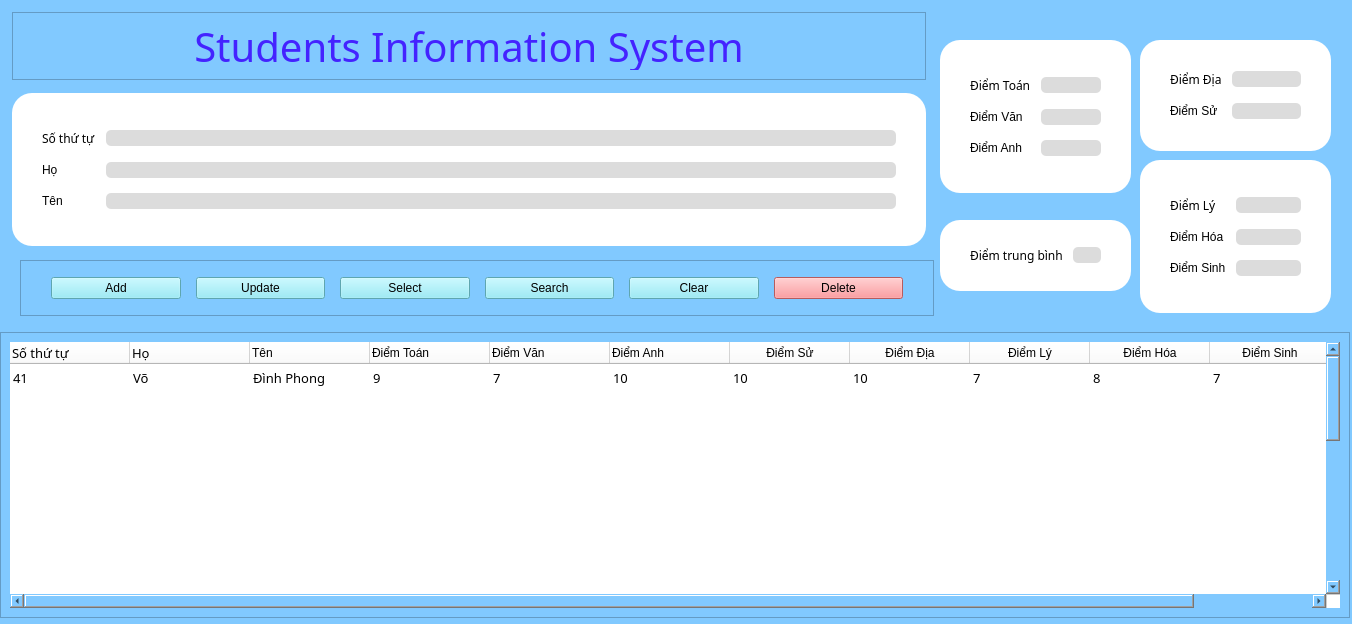
Qt form TL-C4K-PTA02/Cuoi_Khoa_Python/main-tc.ui (DinhPhongNe/Python-course) before a commit.
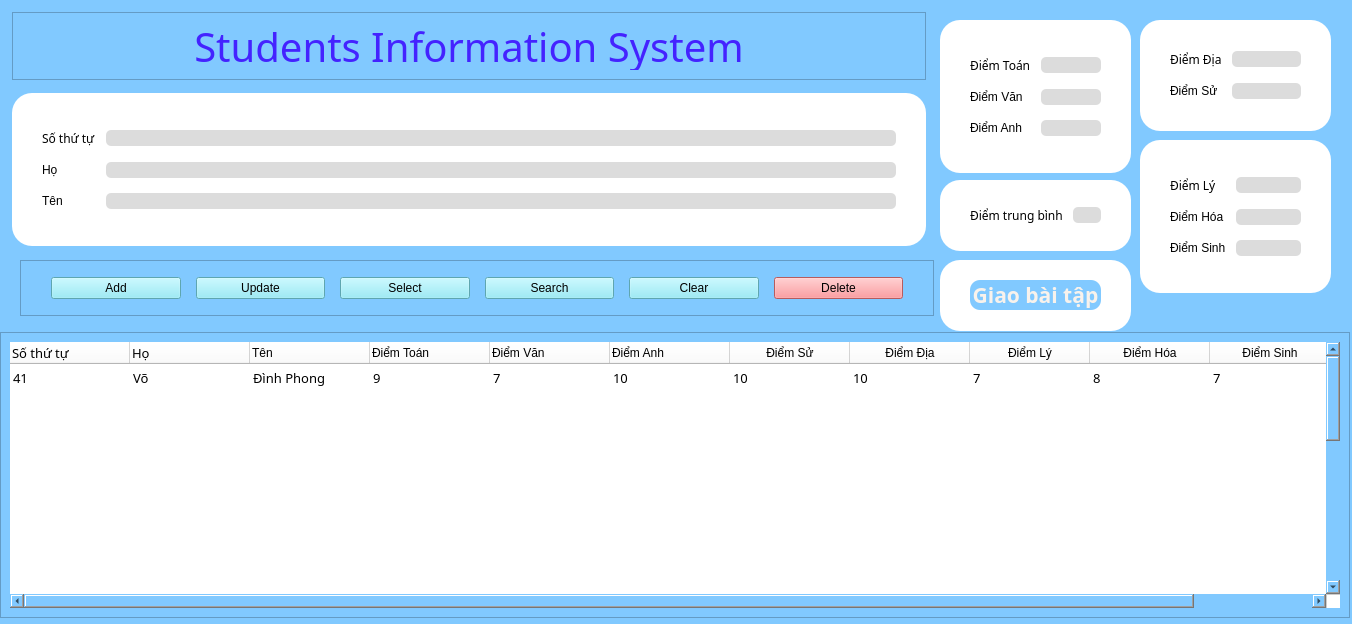
The same form after that commit. Icons and pictures are not drawn.

The edit to the form file:
```diff
--- a/TL-C4K-PTA02/Cuoi_Khoa_Python/main-tc.ui
+++ b/TL-C4K-PTA02/Cuoi_Khoa_Python/main-tc.ui
@@ -698,7 +698,7 @@
     <property name="geometry">
      <rect>
       <x>940</x>
-      <y>40</y>
+      <y>20</y>
       <width>191</width>
       <height>153</height>
      </rect>
@@ -816,7 +816,7 @@
     <property name="geometry">
      <rect>
       <x>1140</x>
-      <y>40</y>
+      <y>20</y>
       <width>191</width>
       <height>111</height>
      </rect>
@@ -912,7 +912,7 @@
     <property name="geometry">
      <rect>
       <x>1140</x>
-      <y>160</y>
+      <y>140</y>
       <width>191</width>
       <height>153</height>
      </rect>
@@ -1027,7 +1027,7 @@
     <property name="geometry">
      <rect>
       <x>940</x>
-      <y>220</y>
+      <y>180</y>
       <width>191</width>
       <height>71</height>
      </rect>
@@ -1116,6 +1116,71 @@
      <enum>QFrame::Raised</enum>
     </property>
    </widget>
+   <widget class="QFrame" name="info_frame_6">
+    <property name="geometry">
+     <rect>
+      <x>940</x>
+      <y>260</y>
+      <width>191</width>
+      <height>71</height>
+     </rect>
+    </property>
+    <property name="styleSheet">
+     <string notr="true">background-color: rgb(255,255,255);
+border-radius: 20px;</string>
+    </property>
+    <property name="frameShape">
+     <enum>QFrame::StyledPanel</enum>
+    </property>
+    <property name="frameShadow">
+     <enum>QFrame::Raised</enum>
+    </property>
+    <layout class="QGridLayout" name="gridLayout_29">
+     <property name="leftMargin">
+      <number>30</number>
+     </property>
+     <property name="topMargin">
+      <number>20</number>
+     </property>
+     <property name="rightMargin">
+      <number>30</number>
+     </property>
+     <property name="bottomMargin">
+      <number>20</number>
+     </property>
+     <property name="horizontalSpacing">
+      <number>20</number>
+     </property>
+     <property name="verticalSpacing">
+      <number>10</number>
+     </property>
+     <item row="0" column="0">
+      <widget class="QPushButton" name="loginButton">
+       <property name="font">
+        <font>
+         <family>Bahnschrift</family>
+         <pointsize>16</pointsize>
+         <weight>75</weight>
+         <italic>false</italic>
+         <bold>true</bold>
+        </font>
+       </property>
+       <property name="cursor">
+        <cursorShape>PointingHandCursor</cursorShape>
+       </property>
+       <property name="styleSheet">
+        <string notr="true">border-radius: 10px;
+font: 600 16pt &quot;Bahnschrift&quot;;
+background-color:rgb(129, 201, 255);
+color: #F8F2EC;</string>
+       </property>
+       <property name="text">
+        <string>Giao bài tập</string>
+       </property>
+      </widget>
+     </item>
+    </layout>
+   </widget>
   </widget>
  </widget>
  <resources/>
```
